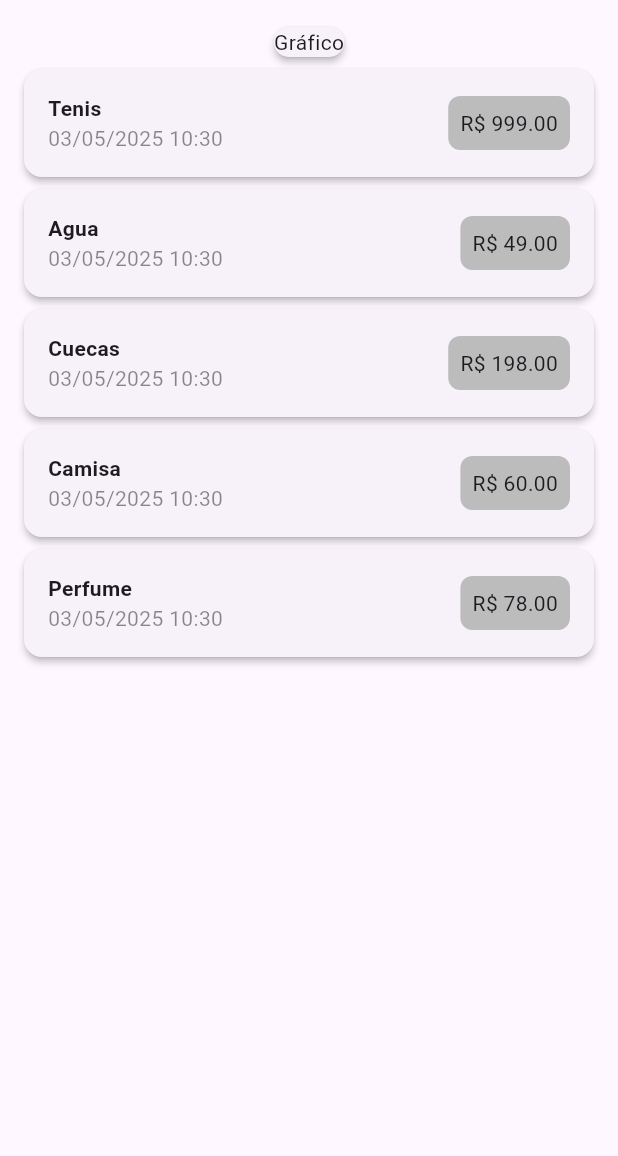
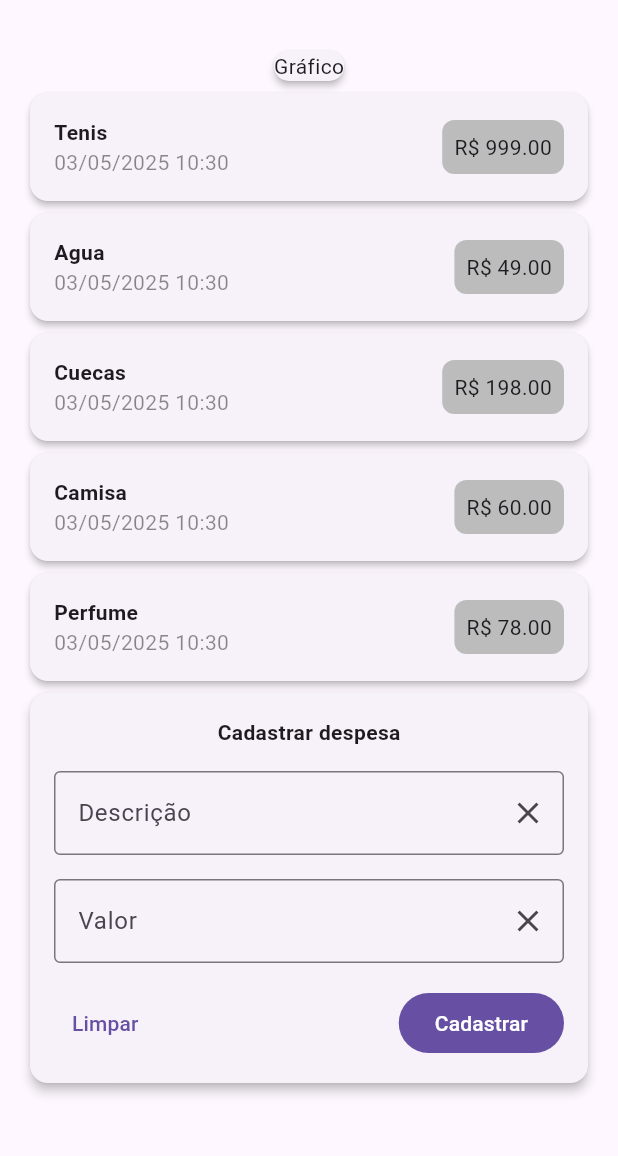
Before and after one commit to gelsoniezzi/cursoFlutter, a Flutter app: the screen it shows after launch, on a phone screen of 412 x 824 dp, the part 63-1219 px from its top. Run offline on Flutter 3.47's test engine with Material 3 defaults, Android fonts, the phone set to English and light mode, and no system bars.

Commit message:
Concluído o layout do card cadastrar despesa

```diff
--- a/expenses_alone/lib/main.dart
+++ b/expenses_alone/lib/main.dart
@@ -34,7 +34,9 @@ class Home extends StatelessWidget {
   Widget build(BuildContext context){
     return Scaffold(
       appBar: AppBar(title: Text("App de Despesas"), ),
-      body: Column(
+      body: Container(
+        padding: EdgeInsets.all(16.0),
+        child: Column(
           children: <Widget>[
             Card(child: Text("Gráfico"), elevation: 2.0,),
             Container(
@@ -43,7 +45,6 @@ class Home extends StatelessWidget {
                   return(
                     Card(
                       elevation: 2.0,
-                    margin: EdgeInsets.fromLTRB(16.0, 4.0, 16.0, 4.0),
                       child:
                         Container(
                           padding: EdgeInsets.all(16),
@@ -77,12 +78,54 @@ class Home extends StatelessWidget {
               ),
             ),
             Container(
+
+              child: Card(
+                elevation: 3.0,
+                child: Container(
+                  padding: EdgeInsets.all(16),
                   child: Column(
-              children: <Widget>[]
+
+                    children: <Widget>[
+                      Text("Cadastrar despesa",
+                        style: TextStyle(
+                          fontWeight: FontWeight.bold),
+                      ),
+                      SizedBox(height: 16,),
+                      TextField(
+                        decoration: InputDecoration(
+                          suffixIcon: Icon(Icons.clear),
+                          border: OutlineInputBorder(),
+                          labelText: "Descrição",
+
+                        ),
+                      ),
+                      SizedBox(height: 16,),
+                      TextField(
+                        decoration: InputDecoration(
+                          suffixIcon: Icon(Icons.clear),
+                          prefixText: "R\$ ",
+                          border: OutlineInputBorder(),
+                          labelText: "Valor",
+                        ),
+                      ),
+                      Container(
+                        margin: EdgeInsets.fromLTRB(0,16,0,0),
+                        child: Row(
+                          mainAxisAlignment: MainAxisAlignment.spaceBetween,
+                          children: <Widget>[
+                            TextButton(onPressed: () {}, child: Text("Limpar")),
+                            FilledButton(onPressed: () {}, child: Text("Cadastrar")),
+                          ],
                         ),
                       ),
                     ],
                   ),
+                ),
+              ),
+            ),
+          ],
+        ),
+      ),
     );
   }
 }
```
Lines whose indentation alone changed are shown as unchanged.
